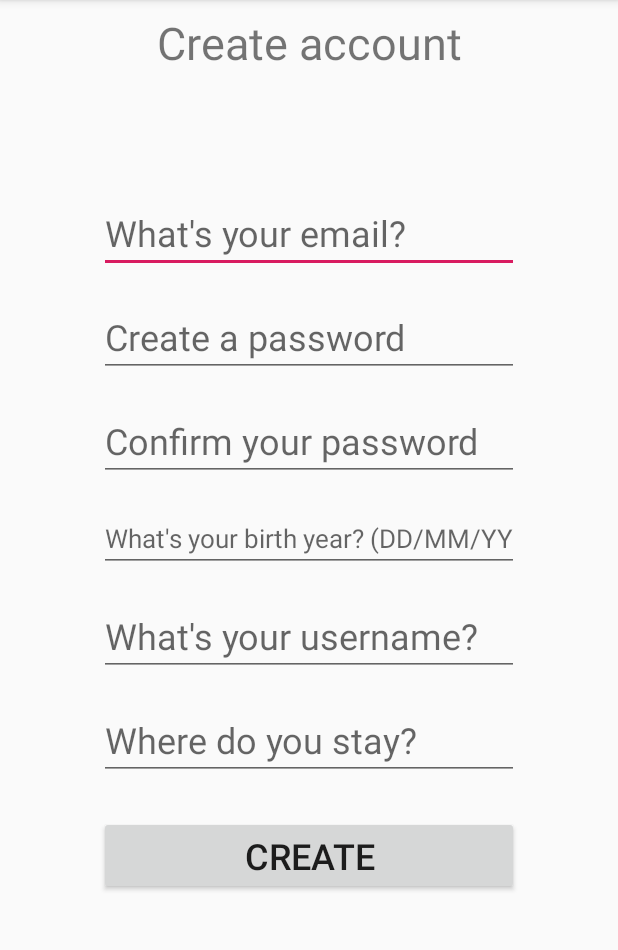
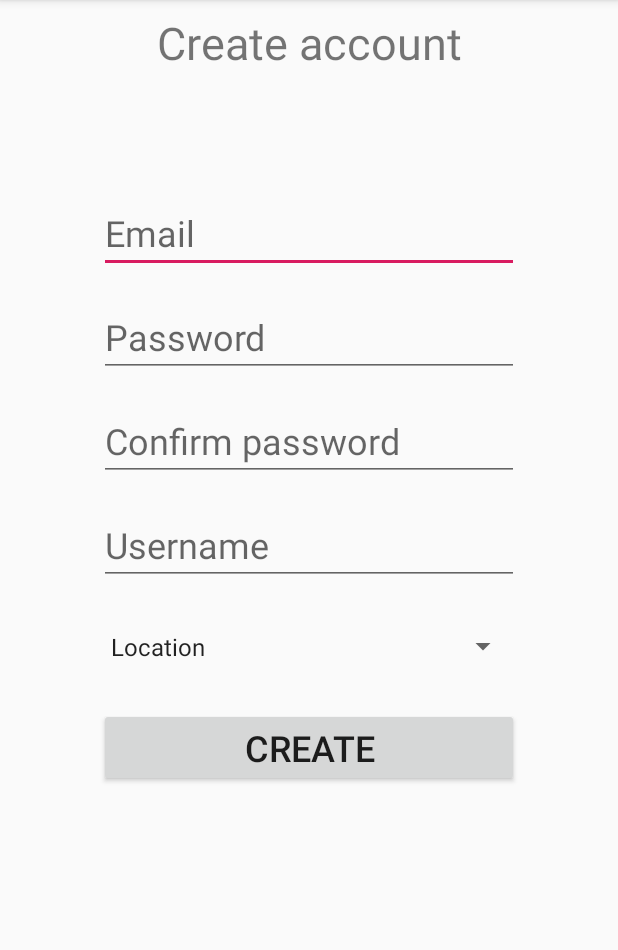
Before and after one commit to shiinx/1D_Kifu, an Android app: the RegisterActivity screen opened directly, with no data from a screen before it, after a tap on "CREATE", on a phone screen of 412 x 824 dp, the part 84-1034 px from its top. Run offline under Robolectric (Android 15) with nearby library versions, the phone set to English and light mode, and no system bars; our stand-ins replace Firebase (no records; nobody signed in at launch, a user with empty details on screens opened directly).

Commit message:
i added spinner for the register

```diff
--- a/app/src/main/java/com/Team3_6/kifu/AccountFragment.java
+++ b/app/src/main/java/com/Team3_6/kifu/AccountFragment.java
@@ -36,10 +36,9 @@ import com.google.firebase.firestore.FirebaseFirestoreException;
 public class AccountFragment extends Fragment {
 
     private static final String LOCATION_KEY = "location";
-    private static final String BIRTHDAY_KEY = "birthday";
     private static final String USERNAME_KEY = "username";
     ImageView UserProfile;
-    TextView UserName, UserGender, UserLocation, UserDescription, UserBirthday;
+    TextView UserName, UserLocation, UserDescription, UserBirthday;
     private FirebaseAuth mAuth;
     private String name, email;
     private Uri photoUrl;
@@ -69,7 +68,6 @@ public class AccountFragment extends Fragment {
         UserName = rootview.findViewById(R.id.username);
         UserLocation = rootview.findViewById(R.id.userLocation);
         UserDescription = rootview.findViewById(R.id.username);
-        UserBirthday = rootview.findViewById(R.id.userBirthday);
 
         // method that displays user info on UI
         LoadUserInformation();
@@ -127,9 +125,6 @@ public class AccountFragment extends Fragment {
 
                         if (documentSnapshot.getString(LOCATION_KEY) != null) {
                             UserLocation.setText(documentSnapshot.getString(LOCATION_KEY));
-                        }
-                        if (documentSnapshot.getString(BIRTHDAY_KEY) != null) {
-                            UserBirthday.setText(documentSnapshot.getString(BIRTHDAY_KEY));
                         }
                         if (documentSnapshot.getString(USERNAME_KEY) != null) {
                             UserName.setText(documentSnapshot.getString(USERNAME_KEY));
@@ -189,9 +184,6 @@ public class AccountFragment extends Fragment {
                                 if (documentSnapshot.getString(LOCATION_KEY) != null) {
                                     UserLocation.setText(documentSnapshot.getString(LOCATION_KEY));
                                 }
-                                if (documentSnapshot.getString(BIRTHDAY_KEY) != null) {
-                                    UserBirthday.setText(documentSnapshot.getString(BIRTHDAY_KEY));
-                                }
                                 if (documentSnapshot.getString(USERNAME_KEY) != null) {
                                     UserName.setText(documentSnapshot.getString(USERNAME_KEY));
                                 }
--- a/app/src/main/java/com/Team3_6/kifu/RegisterActivity.java
+++ b/app/src/main/java/com/Team3_6/kifu/RegisterActivity.java
@@ -3,7 +3,10 @@ package com.Team3_6.kifu;
 import android.content.Intent;
 import android.os.Bundle;
 import android.view.View;
+import android.widget.AdapterView;
+import android.widget.ArrayAdapter;
 import android.widget.EditText;
+import android.widget.Spinner;
 import android.widget.Toast;
 
 import androidx.annotation.NonNull;
@@ -28,10 +31,11 @@ public class RegisterActivity extends AppCompatActivity {
     private static final String TAG = "RegisterActivity";
     private FirebaseFirestore db = FirebaseFirestore.getInstance();
     private EditText editUsername;
-    private EditText editBirthday;
-    private EditText editLocation;
     private EditText editEmail;
+    private Spinner spinnerLocation;
+    private String finalLocation;
     private FirebaseAuth mAuth;
+
     View.OnClickListener onClickListener = new View.OnClickListener() {
         @Override
         public void onClick(View v) {
@@ -54,21 +58,32 @@ public class RegisterActivity extends AppCompatActivity {
         findViewById(R.id.btn_create).setOnClickListener(onClickListener);
 
         editUsername = findViewById(R.id.et_name);
-        editBirthday = findViewById(R.id.et_birthyear);
-        editLocation = findViewById(R.id.et_location);
         editEmail = findViewById(R.id.et_email);
+        spinnerLocation = (Spinner)findViewById(R.id.spn_location);
+
+
+
+        spinnerLocation.setOnItemSelectedListener(new AdapterView.OnItemSelectedListener() {
+            @Override
+            public void onItemSelected(AdapterView<?> parent, View view, int position, long id) {
+                finalLocation = parent.getItemAtPosition(position).toString();
             }
+
+            @Override
+            public void onNothingSelected(AdapterView<?> parent) {
+
+            }
+        });
+    }
+
 
     private void writeFirestore(View v) {
         String username = editUsername.getText().toString();
-        String birthday = editBirthday.getText().toString();
-        String location = editLocation.getText().toString();
         String email = editEmail.getText().toString();
 
         Map<String, Object> data = new HashMap<>();
         data.put(key_username, username);
-        data.put(key_birthday, birthday);
-        data.put(key_location, location);
+        data.put(key_location, finalLocation);
 
 
         // Add a new document with a generated ID
@@ -92,11 +107,13 @@ public class RegisterActivity extends AppCompatActivity {
         String email = ((EditText) findViewById(R.id.et_email)).getText().toString();
         String password = ((EditText) findViewById(R.id.et_pass)).getText().toString();
         String passwordConfirm = ((EditText) findViewById(R.id.et_confirmpass)).getText().toString();
-        String birthday = ((EditText) findViewById(R.id.et_birthyear)).getText().toString();
         String username = ((EditText) findViewById(R.id.et_name)).getText().toString();
-        String location = ((EditText) findViewById(R.id.et_location)).getText().toString();
+        String chosenLocation = ((Spinner)findViewById(R.id.spn_location)).getSelectedItem().toString();
 
-        if (email.length() > 0 && password.length() > 0 && passwordConfirm.length() > 0) {
+        if (email.length() > 0 && password.length() > 0 && passwordConfirm.length() > 0 && username.length() > 0) {
+            if (chosenLocation.equals("Location")) {
+                startToast("Please choose your location.");
+            } else {
                 if (password.equals(passwordConfirm)) {
                     mAuth.createUserWithEmailAndPassword(email, password)
                             .addOnCompleteListener(this, new OnCompleteListener<AuthResult>() {
@@ -118,12 +135,13 @@ public class RegisterActivity extends AppCompatActivity {
                 } else {
                     startToast("Passwords do not match. Please check again.");
                 }
+            }
         } else {
-            startToast("Please enter your email or password.");
+            startToast("Please enter your email, password, username and location.");
+        }
     }
 
 
-    }
 
     private void startToast(String msg) {
         Toast.makeText(this, msg, Toast.LENGTH_SHORT).show();
--- a/app/src/main/res/layout/activity_register.xml
+++ b/app/src/main/res/layout/activity_register.xml
@@ -27,7 +27,7 @@
         android:layout_marginTop="80dp"
         android:layout_marginEnd="8dp"
         android:ems="10"
-        android:hint="What's your email?"
+        android:hint="Email"
         android:inputType="textEmailAddress"
         android:textSize="24sp"
         app:layout_constraintEnd_toEndOf="parent"
@@ -40,7 +40,7 @@
         android:layout_height="wrap_content"
         android:layout_marginTop="16dp"
         android:ems="10"
-        android:hint="Create a password"
+        android:hint="Password"
         android:inputType="textPassword"
         android:textSize="24sp"
         app:layout_constraintEnd_toEndOf="@+id/et_email"
@@ -53,7 +53,7 @@
         android:layout_height="wrap_content"
         android:layout_marginTop="16dp"
         android:ems="10"
-        android:hint="Confirm your password"
+        android:hint="Confirm password"
         android:inputType="textPassword"
         android:textSize="24sp"
         app:layout_constraintEnd_toEndOf="@+id/et_pass"
@@ -61,54 +61,39 @@
         app:layout_constraintTop_toBottomOf="@+id/et_pass" />
 
     <EditText
-        android:id="@+id/et_birthyear"
-        android:layout_width="0dp"
-        android:layout_height="wrap_content"
-        android:layout_marginTop="16dp"
-        android:ems="10"
-        android:hint="What's your birth year? (DD/MM/YY)"
-        android:inputType="textPersonName"
-        android:textSize="17sp"
-        app:layout_constraintEnd_toEndOf="@+id/et_confirmpass"
-        app:layout_constraintStart_toStartOf="@+id/et_confirmpass"
-        app:layout_constraintTop_toBottomOf="@+id/et_confirmpass" />
-
-    <EditText
         android:id="@+id/et_name"
         android:layout_width="wrap_content"
         android:layout_height="wrap_content"
         android:layout_marginTop="16dp"
         android:ems="10"
-        android:hint="What's your username?"
+        android:hint="Username"
         android:inputType="textPersonName"
         android:textSize="24sp"
-        app:layout_constraintEnd_toEndOf="@+id/et_birthyear"
-        app:layout_constraintStart_toStartOf="@+id/et_birthyear"
-        app:layout_constraintTop_toBottomOf="@+id/et_birthyear" />
+        app:layout_constraintEnd_toEndOf="@+id/et_confirmpass"
+        app:layout_constraintStart_toStartOf="@+id/et_confirmpass"
+        app:layout_constraintTop_toBottomOf="@+id/et_confirmpass" />
 
-    <EditText
-        android:id="@+id/et_location"
-        android:layout_width="wrap_content"
-        android:layout_height="wrap_content"
+
+    <Spinner
+        android:id="@+id/spn_location"
+        android:layout_width="0dp"
+        android:layout_height="50dp"
         android:layout_marginTop="16dp"
-        android:ems="10"
-        android:hint="Where do you stay?"
-        android:inputType="textPersonName"
-        android:textSize="24sp"
+        android:entries="@array/Location"
+        android:textSize="36sp"
         app:layout_constraintEnd_toEndOf="@+id/et_name"
         app:layout_constraintStart_toStartOf="@+id/et_name"
         app:layout_constraintTop_toBottomOf="@+id/et_name" />
-
 
     <Button
         android:id="@+id/btn_create"
         android:layout_width="0dp"
         android:layout_height="wrap_content"
-        android:layout_marginTop="24dp"
+        android:layout_marginTop="16dp"
         android:text="Create"
         android:textSize="24sp"
-        app:layout_constraintEnd_toEndOf="@+id/et_location"
-        app:layout_constraintStart_toStartOf="@+id/et_location"
-        app:layout_constraintTop_toBottomOf="@+id/et_location" />
+        app:layout_constraintEnd_toEndOf="@+id/spn_location"
+        app:layout_constraintStart_toStartOf="@+id/spn_location"
+        app:layout_constraintTop_toBottomOf="@+id/spn_location" />
 
 </androidx.constraintlayout.widget.ConstraintLayout>
--- /dev/null
+++ b/app/src/main/res/values/array.xml
@@ -0,0 +1,10 @@
+<?xml version="1.0" encoding="utf-8"?>
+<resources>
+    <string-array name = "Location">
+        <item>Location</item>
+        <item>North</item>
+        <item>East</item>
+        <item>West</item>
+        <item>South</item>
+    </string-array>
+</resources>
```
Lines whose indentation alone changed are shown as unchanged.
